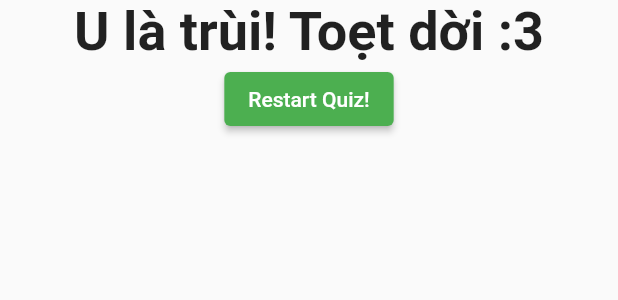
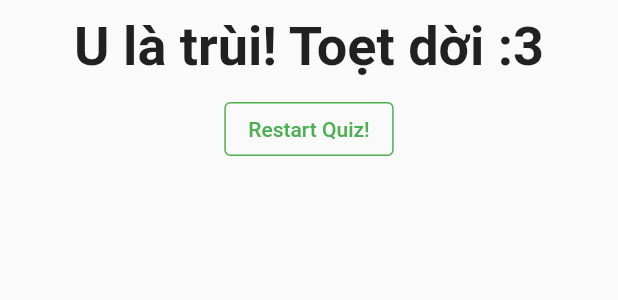
Before and after one commit to cqhung1412/quiz_app, a Flutter app: the Result widget shown alone on an empty page, opened directly with empty values, on a phone screen of 412 x 824 dp. Shown: the top 300 px of the screen. Run offline on Flutter 3.47's test engine with Material 2 defaults, Android fonts, the phone set to English and light mode, and no system bars.

Commit message:
button style

```diff
--- a/lib/answer.dart
+++ b/lib/answer.dart
@@ -9,10 +9,12 @@ class Answer extends StatelessWidget {
   @override
   Widget build(BuildContext context) {
     return Container(
+      margin: const EdgeInsets.all(10),
       width: double.infinity,
       child: ElevatedButton(
-        style: ButtonStyle(
-          backgroundColor: MaterialStateProperty.all(Colors.green),
+        style: ElevatedButton.styleFrom(
+          primary: Colors.green,
+          onPrimary: Colors.white,
         ),
         child: Text(_answerText),
         onPressed: _selectHandler,
--- a/lib/main.dart
+++ b/lib/main.dart
@@ -17,7 +17,7 @@ class _MyAppState extends State<MyApp> {
   int _totalScore = 0;
   static const questions = [
     {
-      'questionText': 'Món bún yêu thích của bạn là gì?',
+      'questionText': 'Món bún bạn thích là gì?',
       'answers': [
         {'text': 'Bún đậu mắm tôm', 'score': 1},
         {'text': 'Bún bò huế', 'score': 5},
@@ -53,7 +53,7 @@ class _MyAppState extends State<MyApp> {
   Widget build(BuildContext context) {
     return MaterialApp(
       home: Scaffold(
-        backgroundColor: Colors.grey,
+        // backgroundColor: Colors.grey,
         appBar: AppBar(
           title: Text("Fluttering"),
           backgroundColor: Colors.green,
--- a/lib/result.dart
+++ b/lib/result.dart
@@ -22,16 +22,20 @@ class Result extends StatelessWidget {
     return Center(
       child: Column(
         children: [
-          Text(
-            resultPhrase,
-            style: TextStyle(
-              fontSize: 36,
-              fontWeight: FontWeight.bold,
+          Container(
+            margin: const EdgeInsets.all(10),
+            child: Text(
+              resultPhrase,
+              style: TextStyle(
+                fontSize: 36,
+                fontWeight: FontWeight.bold,
+              ),
             ),
           ),
-          ElevatedButton(
-            style: ButtonStyle(
-              backgroundColor: MaterialStateProperty.all(Colors.green),
+          OutlinedButton(
+            style: OutlinedButton.styleFrom(
+              primary: Colors.green,
+              side: BorderSide(color: Colors.green),
             ),
             onPressed: resetQuiz,
             child: Text('Restart Quiz!'),
```
